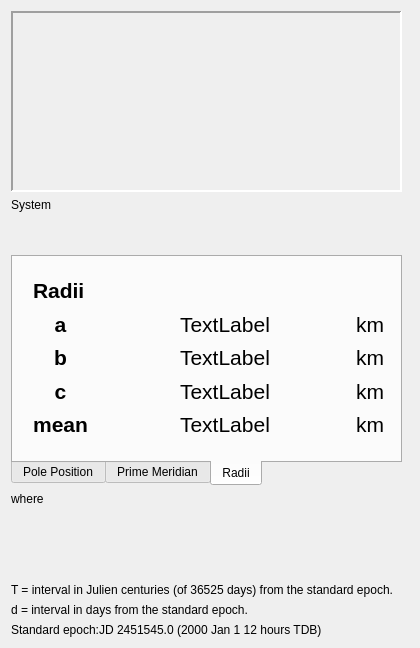
Above: isis/src/qisis/objs/TargetInfoWidget/TargetInfoWidget.ui from DOI-USGS/ISIS3 before the change. Below: the same form after it.
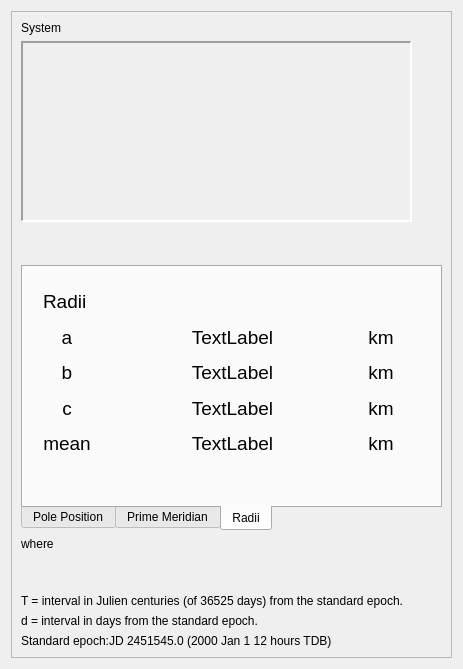
That is the form after the change. The open tabs and pages were chosen to show the change.

```diff
--- a/isis/src/qisis/objs/TargetInfoWidget/TargetInfoWidget.ui
+++ b/isis/src/qisis/objs/TargetInfoWidget/TargetInfoWidget.ui
@@ -6,40 +6,38 @@
    <rect>
     <x>0</x>
     <y>0</y>
-    <width>420</width>
-    <height>648</height>
+    <width>463</width>
+    <height>669</height>
    </rect>
   </property>
-  <property name="sizePolicy">
-   <sizepolicy hsizetype="Fixed" vsizetype="Fixed">
-    <horstretch>0</horstretch>
-    <verstretch>0</verstretch>
-   </sizepolicy>
-  </property>
-  <property name="minimumSize">
-   <size>
-    <width>420</width>
-    <height>0</height>
-   </size>
-  </property>
-  <property name="maximumSize">
-   <size>
-    <width>420</width>
-    <height>16777215</height>
-   </size>
-  </property>
   <property name="windowTitle">
-   <string>DockWidget</string>
+   <string>Target Information</string>
+  </property>
+  <layout class="QVBoxLayout" name="verticalLayout_2">
+   <item>
+    <widget class="QScrollArea" name="scrollArea">
+     <property name="widgetResizable">
+      <bool>true</bool>
+     </property>
+     <widget class="QWidget" name="scrollAreaWidgetContents">
+      <property name="geometry">
+       <rect>
+        <x>0</x>
+        <y>0</y>
+        <width>443</width>
+        <height>649</height>
+       </rect>
   </property>
   <layout class="QVBoxLayout" name="verticalLayout">
+       <item>
+        <widget class="QLabel" name="bodySystemlabel">
+         <property name="text">
+          <string>System</string>
+         </property>
+        </widget>
+       </item>
    <item>
     <widget class="QLabel" name="targetImage">
-     <property name="sizePolicy">
-      <sizepolicy hsizetype="Fixed" vsizetype="Fixed">
-       <horstretch>0</horstretch>
-       <verstretch>0</verstretch>
-      </sizepolicy>
-     </property>
      <property name="minimumSize">
       <size>
        <width>391</width>
@@ -69,13 +67,6 @@
      </property>
     </widget>
    </item>
-   <item>
-    <widget class="QLabel" name="bodySystemlabel">
-     <property name="text">
-      <string>System</string>
-     </property>
-    </widget>
-   </item>
    <item>
     <spacer name="verticalSpacer">
      <property name="orientation">
@@ -94,22 +85,10 @@
    </item>
    <item>
     <widget class="QTabWidget" name="tabWidget">
-     <property name="sizePolicy">
-      <sizepolicy hsizetype="Fixed" vsizetype="Fixed">
-       <horstretch>0</horstretch>
-       <verstretch>0</verstretch>
-      </sizepolicy>
-     </property>
      <property name="minimumSize">
       <size>
        <width>391</width>
-       <height>231</height>
-      </size>
-     </property>
-     <property name="maximumSize">
-      <size>
-       <width>391</width>
-       <height>231</height>
+           <height>181</height>
       </size>
      </property>
      <property name="tabPosition">
@@ -288,7 +267,7 @@
          <x>20</x>
          <y>20</y>
          <width>351</width>
-         <height>161</height>
+             <height>171</height>
         </rect>
        </property>
        <layout class="QGridLayout" name="gridLayout_3">
@@ -309,7 +288,7 @@
          <widget class="QLabel" name="bRadiiLabel">
           <property name="font">
            <font>
-            <pointsize>16</pointsize>
+                <pointsize>14</pointsize>
            </font>
           </property>
           <property name="text">
@@ -324,7 +303,7 @@
          <widget class="QLabel" name="meanRadiiLabel">
           <property name="font">
            <font>
-            <pointsize>16</pointsize>
+                <pointsize>14</pointsize>
            </font>
           </property>
           <property name="text">
@@ -339,7 +318,7 @@
          <widget class="QLabel" name="cRadiiLabel">
           <property name="font">
            <font>
-            <pointsize>16</pointsize>
+                <pointsize>14</pointsize>
            </font>
           </property>
           <property name="text">
@@ -354,9 +333,9 @@
          <widget class="QLabel" name="meanLabel">
           <property name="font">
            <font>
-            <pointsize>16</pointsize>
-            <weight>75</weight>
-            <bold>true</bold>
+                <pointsize>14</pointsize>
+                <weight>50</weight>
+                <bold>false</bold>
            </font>
           </property>
           <property name="text">
@@ -371,7 +350,7 @@
          <widget class="QLabel" name="aRadiiLabel">
           <property name="font">
            <font>
-            <pointsize>16</pointsize>
+                <pointsize>14</pointsize>
            </font>
           </property>
           <property name="text">
@@ -386,7 +365,7 @@
          <widget class="QLabel" name="bRadiiUnitsLabel">
           <property name="font">
            <font>
-            <pointsize>16</pointsize>
+                <pointsize>14</pointsize>
            </font>
           </property>
           <property name="text">
@@ -401,7 +380,7 @@
          <widget class="QLabel" name="meanRadiiUnitsLabel">
           <property name="font">
            <font>
-            <pointsize>16</pointsize>
+                <pointsize>14</pointsize>
            </font>
           </property>
           <property name="text">
@@ -416,7 +395,7 @@
          <widget class="QLabel" name="cRadiiUnitsLabel">
           <property name="font">
            <font>
-            <pointsize>16</pointsize>
+                <pointsize>14</pointsize>
            </font>
           </property>
           <property name="text">
@@ -431,9 +410,9 @@
          <widget class="QLabel" name="aLabel">
           <property name="font">
            <font>
-            <pointsize>16</pointsize>
-            <weight>75</weight>
-            <bold>true</bold>
+                <pointsize>14</pointsize>
+                <weight>50</weight>
+                <bold>false</bold>
            </font>
           </property>
           <property name="text">
@@ -448,9 +427,9 @@
          <widget class="QLabel" name="cLabel">
           <property name="font">
            <font>
-            <pointsize>16</pointsize>
-            <weight>75</weight>
-            <bold>true</bold>
+                <pointsize>14</pointsize>
+                <weight>50</weight>
+                <bold>false</bold>
            </font>
           </property>
           <property name="text">
@@ -465,7 +444,7 @@
          <widget class="QLabel" name="aRadiiUnitsLabel">
           <property name="font">
            <font>
-            <pointsize>16</pointsize>
+                <pointsize>14</pointsize>
            </font>
           </property>
           <property name="text">
@@ -480,9 +459,9 @@
          <widget class="QLabel" name="bLabel">
           <property name="font">
            <font>
-            <pointsize>16</pointsize>
-            <weight>75</weight>
-            <bold>true</bold>
+                <pointsize>14</pointsize>
+                <weight>50</weight>
+                <bold>false</bold>
            </font>
           </property>
           <property name="text">
@@ -497,9 +476,7 @@
          <widget class="QLabel" name="label_9">
           <property name="font">
            <font>
-            <pointsize>16</pointsize>
-            <weight>75</weight>
-            <bold>true</bold>
+                <pointsize>14</pointsize>
            </font>
           </property>
           <property name="text">
@@ -517,6 +494,9 @@
      <property name="text">
       <string>where</string>
      </property>
+         <property name="wordWrap">
+          <bool>true</bool>
+         </property>
     </widget>
    </item>
    <item>
@@ -524,6 +504,9 @@
      <property name="orientation">
       <enum>Qt::Vertical</enum>
      </property>
+         <property name="sizeType">
+          <enum>QSizePolicy::Preferred</enum>
+         </property>
      <property name="sizeHint" stdset="0">
       <size>
        <width>20</width>
@@ -547,6 +530,9 @@
      <property name="text">
       <string>d = interval in days from the standard epoch.</string>
      </property>
+         <property name="wordWrap">
+          <bool>true</bool>
+         </property>
     </widget>
    </item>
    <item>
@@ -554,6 +540,13 @@
      <property name="text">
       <string>Standard epoch:JD 2451545.0 (2000 Jan 1 12 hours TDB)</string>
      </property>
+         <property name="wordWrap">
+          <bool>true</bool>
+         </property>
+        </widget>
+       </item>
+      </layout>
+     </widget>
     </widget>
    </item>
   </layout>
```
Left out of the diff: 112 changed lines with no effect on the pictures. Lines whose indentation alone changed are shown as unchanged.
